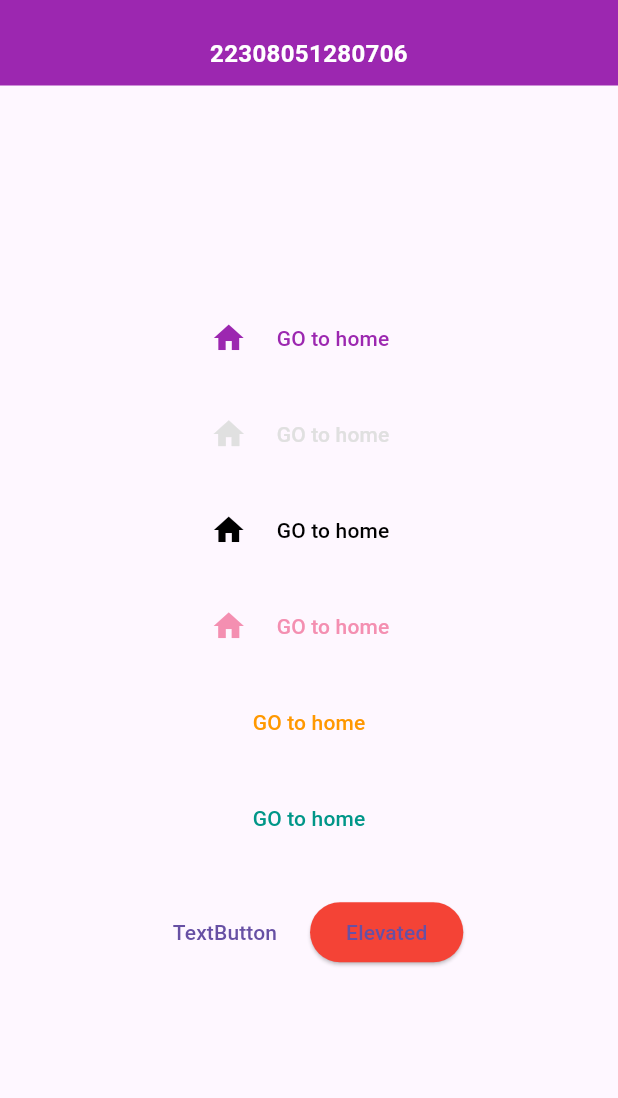
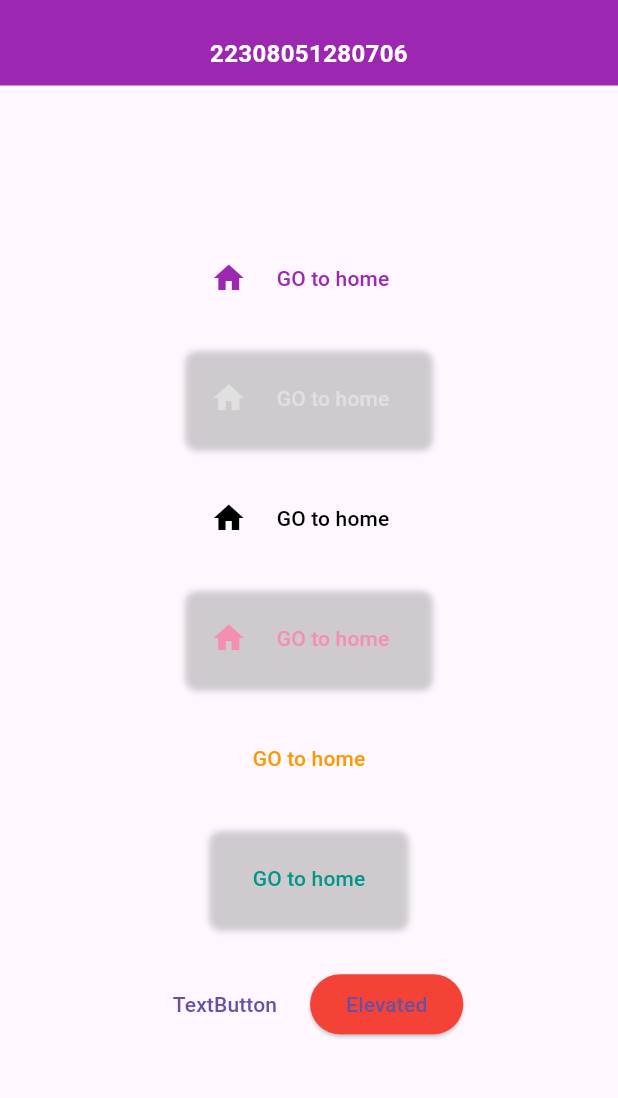
Before and after one commit to ArielRodriguez07/act11_botones, a Flutter app: the screen it shows after launch, on a phone screen of 412 x 824 dp, the part 63-1161 px from its top. Run offline on Flutter 3.47's test engine with Material 3 defaults, Android fonts, the phone set to English and light mode, and no system bars.

```diff
--- a/lib/main.dart
+++ b/lib/main.dart
@@ -67,18 +67,18 @@ class HomeButtons extends StatelessWidget {
     return Column(
       mainAxisAlignment: MainAxisAlignment.center,
       children: [
-        _buildHomeButton("GO to home", Colors.purple, showIcon: true),
+        _buildHomeButton("GO to home", Colors.purple,
+            showIcon: true, hasShadow: false), // Botón 1
         _buildHomeButton("GO to home", Colors.grey.shade300,
-            showIcon: true), // Gris claro
-        _buildHomeButton("GO to home", Colors.black, showIcon: true),
+            showIcon: true, hasShadow: true), // Botón 2 (con sombra gris)
+        _buildHomeButton("GO to home", Colors.black,
+            showIcon: true, hasShadow: false), // Botón 3
         _buildHomeButton("GO to home", Colors.pink.shade200,
-            showIcon: true), // Rosa claro
-
-        // Botones adicionales sin ícono
+            showIcon: true, hasShadow: true), // Botón 4 (con sombra gris)
         _buildHomeButton("GO to home", Colors.orange,
-            showIcon: false), // Naranja
+            showIcon: false, hasShadow: false), // Botón 5
         _buildHomeButton("GO to home", Colors.teal,
-            showIcon: false), // Verde azulado
+            showIcon: false, hasShadow: true), // Botón 6 (con sombra gris)
 
         const SizedBox(
             height: 20), // Espacio entre los botones "GO to home" y "Elevated"
@@ -109,11 +109,30 @@ class HomeButtons extends StatelessWidget {
     );
   }
 
-  Widget _buildHomeButton(String text, Color color, {bool showIcon = true}) {
+  Widget _buildHomeButton(String text, Color color,
+      {bool showIcon = true, bool hasShadow = false}) {
     return Container(
       margin: const EdgeInsets.symmetric(vertical: 8.0),
+      decoration: hasShadow
+          ? BoxDecoration(
+              borderRadius: BorderRadius.circular(8), // Bordes redondeados
+              boxShadow: [
+                BoxShadow(
+                  color: Colors.grey.withOpacity(0.5), // Sombra gris
+                  spreadRadius: 1, // Reducir la extensión de la sombra
+                  blurRadius: 3, // Reducir el difuminado de la sombra
+                  offset: const Offset(0, 2), // Desplazamiento de la sombra
+                ),
+              ],
+            )
+          : null,
+      child: Container(
+        padding: const EdgeInsets.symmetric(horizontal: 16, vertical: 8),
+        decoration: BoxDecoration(
+          borderRadius: BorderRadius.circular(8), // Bordes redondeados
+        ),
         child: Row(
-        mainAxisAlignment: MainAxisAlignment.center,
+          mainAxisSize: MainAxisSize.min, // Ajustar el ancho al contenido
           children: [
             if (showIcon) // Mostrar ícono solo si showIcon es true
               Icon(
@@ -133,6 +152,7 @@ class HomeButtons extends StatelessWidget {
             ),
           ],
         ),
+      ),
     );
   }
 }
```
Also changed, not shown: final5.PNG (added). Lines whose indentation alone changed are shown as unchanged.
